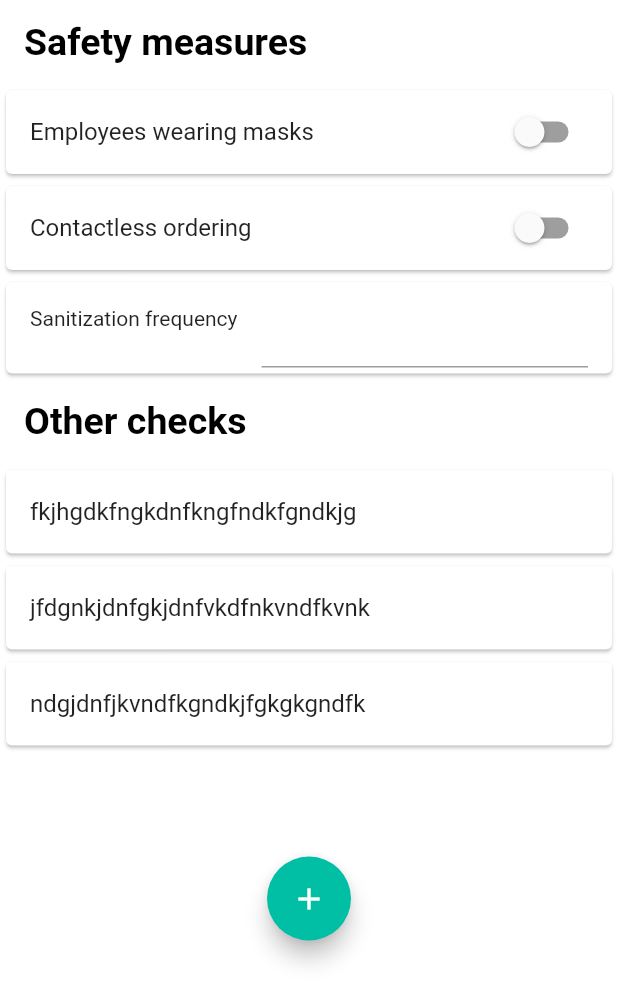
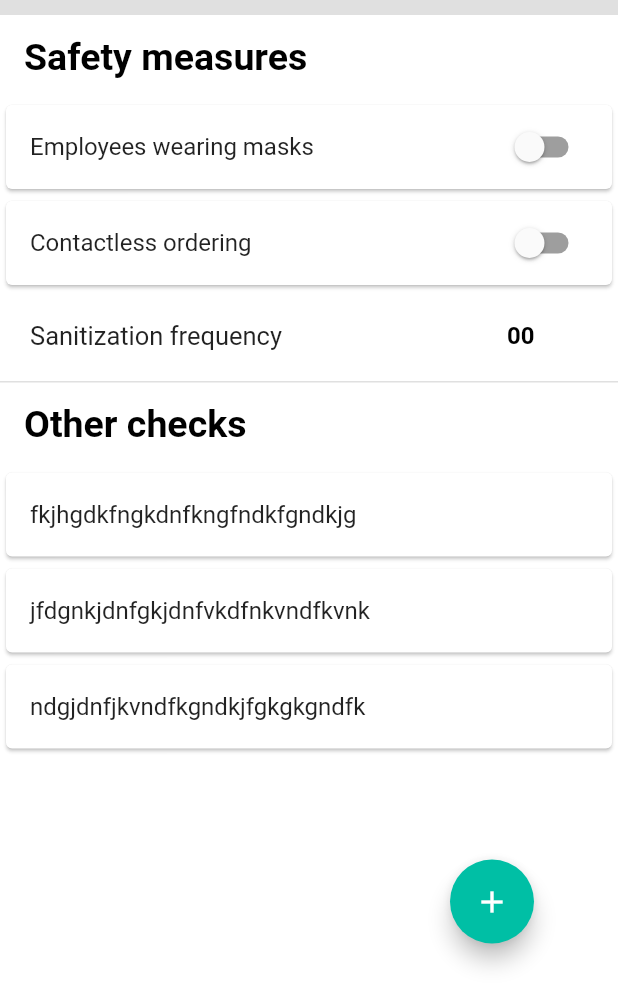
Before and after one commit to Anuragsingh691/SafeOutsBussinessFlutter, a Flutter app: the Safety screen opened directly, on a phone screen of 412 x 824 dp. Shown: the top 1006 px of the screen. Run offline on Flutter 3.47's test engine with Material 2 defaults, Android fonts, the phone set to English and light mode, and no system bars; our stand-ins replace flutter_icons, flutter_mobx, image_picker, pinput; missing offline and left inert: launch_review, pin_entry_text_field.

Commit message:
UI safety completed

```diff
--- a/lib/screens/Safety.dart
+++ b/lib/screens/Safety.dart
@@ -20,13 +20,9 @@ class _ProfileState extends State<Safety> {
           physics: BouncingScrollPhysics(),
           child: Column(
             children: [
-              // const Divider(
-              //   color: Colors.black12,
-              //   height: 20,
-              //   thickness: 10,
-              //   indent: 1,
-              //   endIndent: 1,
-              // ),
+              Divider(
+                  height: 10,
+                  thickness:10),
               ListTile(
                 title: Text(
                   'Safety measures',
@@ -68,18 +64,53 @@ class _ProfileState extends State<Safety> {
                   },
                 ),
               ),
-              Card(
-                child:ListTile(
-                  leading: Text('Sanitization frequency',),
-                  title: TextField(
+                 Row(
+                  children: <Widget>[
+                    Padding(
+                      padding: EdgeInsets.all(20.0),
+                      child: Text('Sanitization frequency',
                         style: TextStyle(
-                    color: Colors.black,
-                    fontSize: 25,
-                    fontWeight: FontWeight.bold,
+                          fontSize: 17,
+
                         ),
                       ),
                     ),
+
+                    Expanded(child: TextField(
+                      keyboardType: TextInputType.number,
+                      maxLines: null,
+                      onChanged: (String value) {
+                        // food.Pcop = value;
+                      },
+                      decoration: InputDecoration(
+                        border: InputBorder.none,
+                        hintText: '00',
+                        hintStyle: TextStyle(
+                            color: Colors.black,
+                            fontWeight: FontWeight.bold
                         ),
+                        contentPadding: EdgeInsets.only(left: 130),
+                      ),
+                    )
+                    ),
+                  ]
+              ),
+              Divider(
+                  height: 1,
+                  thickness:1),
+
+              // Card(
+              //   child:ListTile(
+              //     leading: Text('Sanitization frequency',),
+              //     title: TextField(
+              //     style: TextStyle(
+              //       color: Colors.black,
+              //       fontSize: 25,
+              //       fontWeight: FontWeight.bold,
+              //     ),
+              //   ),
+              // ),
+              // ),
 
               ListTile(
                 title: Text(
@@ -113,23 +144,66 @@ class _ProfileState extends State<Safety> {
               SizedBox(
                 height: 10,
               ),
-
-              FloatingActionButton(
+              Row(
+                  children: <Widget>[
+                    Padding(
+                      padding: EdgeInsets.only(left: 300),
+                      child:   FloatingActionButton(
                         tooltip: 'Increment',
                         child: Icon(Icons.add),
+                        // onPressed: () async {
+                        //   Navigator.of(context).pushReplacement(
+                        //       MaterialPageRoute(
+                        //           builder: (BuildContext context) => Dialogs()
+                        //       )
+                        //   );
+                        // },
                         backgroundColor: new Color(0xFF00BFA5),
+                      ),
+                    ),
+                  ]
               ),
               SizedBox(
                 height: 20,
               ),
-
             ],
           ),
-
         ),
-
       ),
     );
-
   }
 }
+
+  Future _asyncInputDialog(BuildContext context) async {
+    String teamName = '';
+    return showDialog(
+      context: context,
+      barrierDismissible: false, // dialog is dismissible with a tap on the barrier
+      builder: (BuildContext context) {
+        return AlertDialog(
+          title: Text('Enter current team'),
+          content: new Row(
+            children: [
+              new Expanded(
+                  child: new TextField(
+                    autofocus: true,
+                    decoration: new InputDecoration(
+                        labelText: 'Team Name', hintText: 'eg. Juventus F.C.'),
+                    onChanged: (value) {
+                      teamName = value;
+                    },
+                  ))
+            ],
+          ),
+          actions: [
+            FlatButton(
+              child: Text('Ok'),
+              onPressed: () {
+                Navigator.of(context).pop(teamName);
+              },
+            ),
+          ],
+        );
+      },
+    );
+  }
--- a/lib/screens/home.dart
+++ b/lib/screens/home.dart
@@ -64,7 +64,6 @@ class _MyStatefulWidgetState extends State<MyStatefulWidget> {
               Staff(),
               Safety(),
               Profile()
-
             ],
           ),
           bottomNavigationBar: BottomNavigationBar(
```
Also changed, not shown: lib/screens/ProfileScreen.dart (+70 -58 lines), lib/utils/safetydialogs.dart (added, +90 -0 lines). Lines whose indentation alone changed are shown as unchanged.
